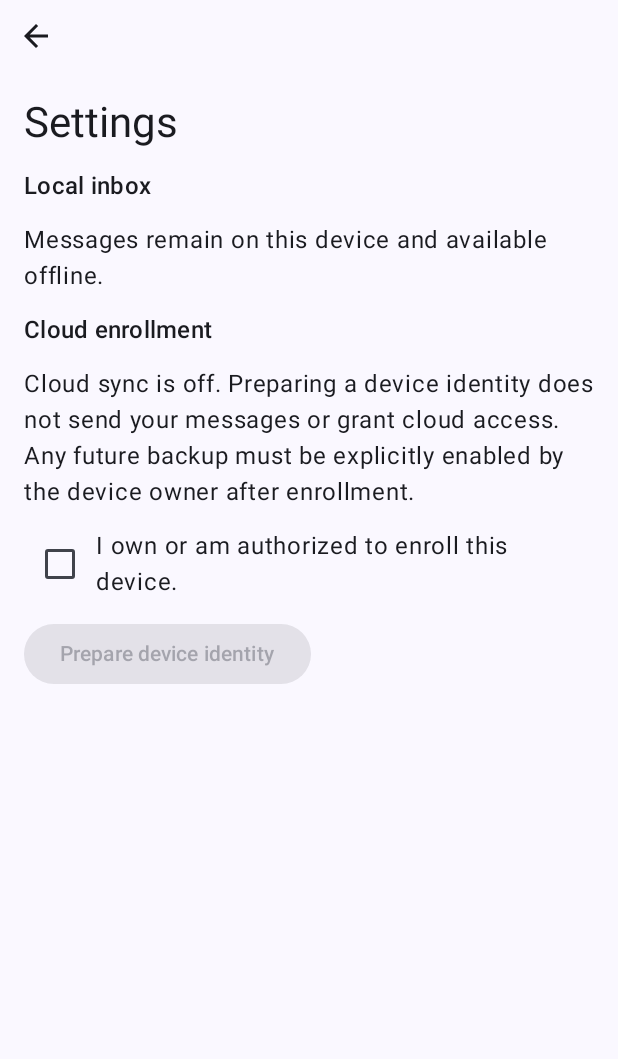
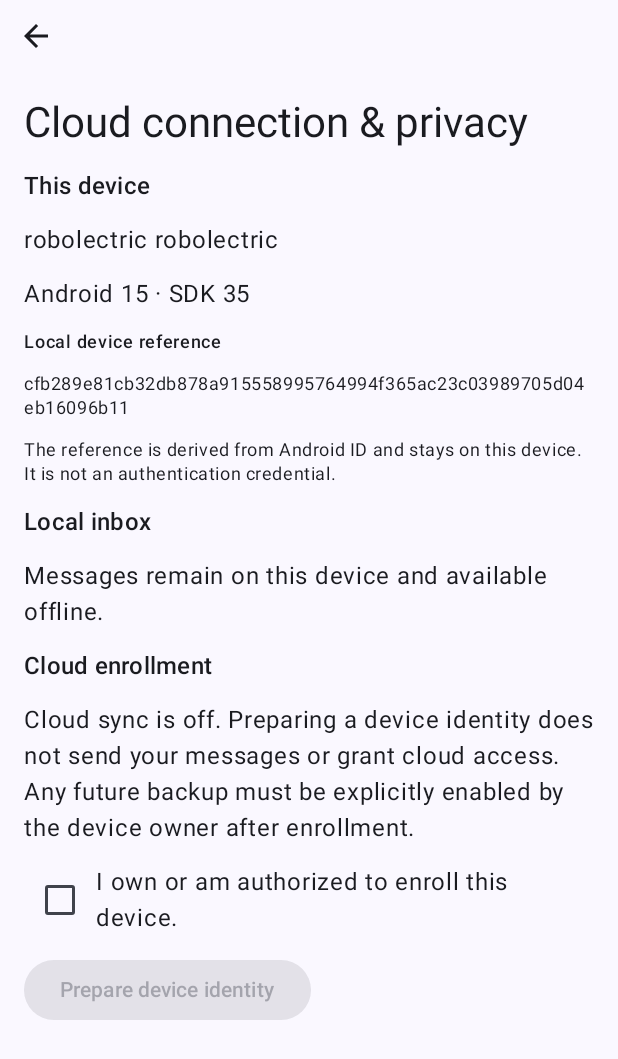
Before and after one commit to billalhossainjoy/atom, an Android app built with Jetpack Compose: the SettingsScreen screen opened through its navigation route, on a phone screen of 412 x 824 dp. Shown: the top 1059 px of the screen. Run offline under Robolectric (Android 15) with nearby library versions, the phone set to English and light mode, and no system bars; our stand-ins replace navigation suite; libraries missing offline, so code that uses them is left out: coil3.video, io.appwrite, io.appwrite.services; pictures from the network do not load; 4 statements that could not run were skipped.

Commit message:
feat: display local Android device reference and system details in cloud setup

```diff
--- a/app/src/main/java/com/billal/datom/SettingsScreen.kt
+++ b/app/src/main/java/com/billal/datom/SettingsScreen.kt
@@ -1,4 +1,8 @@
 package com.billal.datom
+
+import android.os.Build
+import android.provider.Settings
+import java.security.MessageDigest
 
 import androidx.compose.foundation.layout.Arrangement
 import androidx.compose.foundation.layout.Column
@@ -43,6 +47,13 @@ fun SettingsScreen(modifier: Modifier = Modifier) {
     var enrollmentUser by remember { mutableStateOf("") }
     var enrollmentSecret by remember { mutableStateOf("") }
     var sessionStatus by remember { mutableStateOf("") }
+    val deviceReference = remember(context) {
+        Settings.Secure.getString(context.contentResolver, Settings.Secure.ANDROID_ID)
+            ?.takeIf { it.isNotBlank() }
+            ?.let { id -> MessageDigest.getInstance("SHA-256")
+                .digest(("datom-device-v1:" + id).toByteArray(Charsets.UTF_8))
+                .joinToString("") { "%02x".format(it.toInt() and 0xff) } }
+    }
 
     LaunchedEffect(Unit) {
         try {
@@ -62,7 +73,13 @@ fun SettingsScreen(modifier: Modifier = Modifier) {
         modifier = modifier.fillMaxSize().verticalScroll(rememberScrollState()).padding(16.dp),
         verticalArrangement = Arrangement.spacedBy(12.dp)
     ) {
-        Text("Settings", style = MaterialTheme.typography.headlineMedium)
+        Text("Cloud connection & privacy", style = MaterialTheme.typography.headlineMedium)
+        Text("This device", style = MaterialTheme.typography.titleMedium)
+        Text(Build.MANUFACTURER + " " + Build.MODEL)
+        Text("Android " + Build.VERSION.RELEASE + " · SDK " + Build.VERSION.SDK_INT)
+        Text("Local device reference", style = MaterialTheme.typography.labelMedium)
+        Text(deviceReference ?: "Unavailable", style = MaterialTheme.typography.bodySmall)
+        Text("The reference is derived from Android ID and stays on this device. It is not an authentication credential.", style = MaterialTheme.typography.bodySmall)
         Text("Local inbox", style = MaterialTheme.typography.titleMedium)
         Text("Messages remain on this device and available offline.")
         Text("Cloud enrollment", style = MaterialTheme.typography.titleMedium)
```
